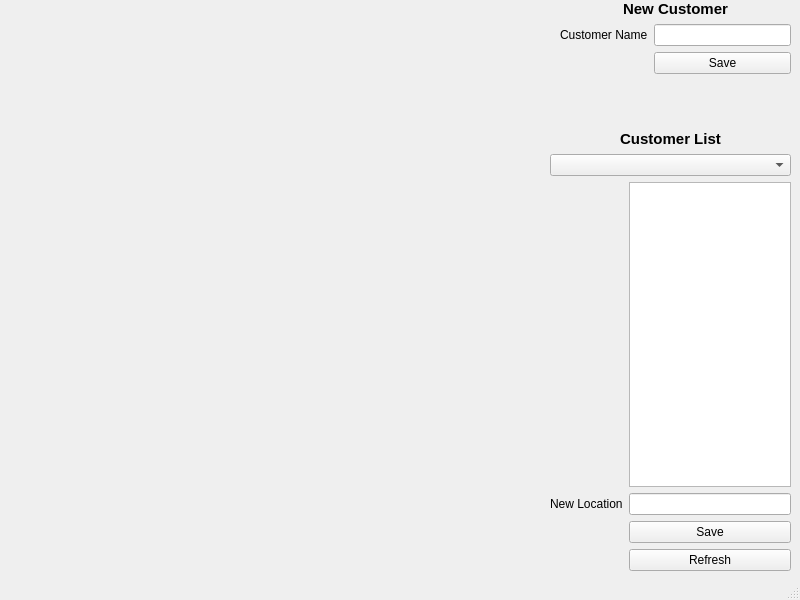
Qt form arayuz.ui (gosmik/PythonQtDesktopApp) before a commit.
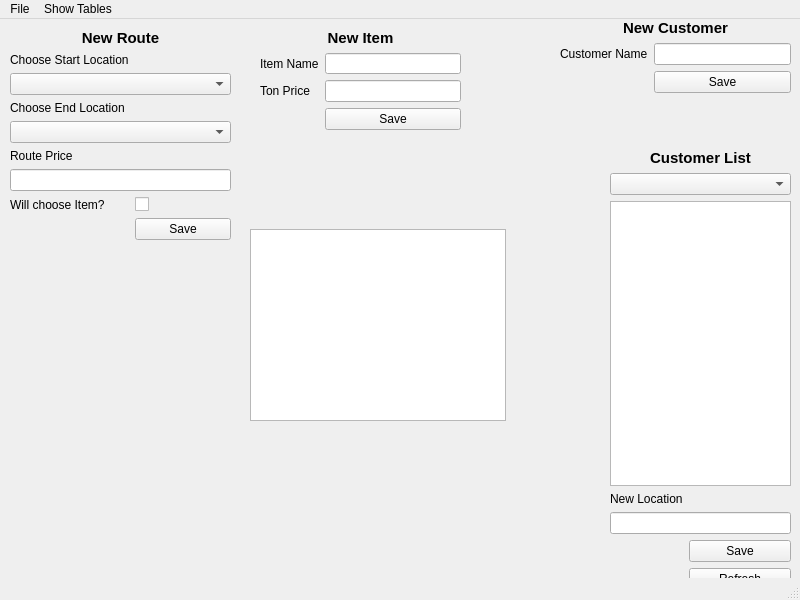
The same form after that commit.

Commit message: items ve routes database tablolarını yapmaya çalışıyorum

Patch:
```diff
--- a/arayuz.ui
+++ b/arayuz.ui
@@ -63,9 +63,9 @@
    <widget class="QWidget" name="formLayoutWidget_2">
     <property name="geometry">
      <rect>
-      <x>550</x>
+      <x>610</x>
       <y>130</y>
-      <width>241</width>
+      <width>181</width>
       <height>441</height>
      </rect>
     </property>
@@ -90,6 +90,19 @@
      <item row="2" column="0" colspan="2">
       <widget class="QComboBox" name="customerComboBox"/>
      </item>
+     <item row="3" column="0" colspan="2">
+      <widget class="QListWidget" name="cusLocWidget"/>
+     </item>
+     <item row="6" column="0">
+      <widget class="QLabel" name="newLocationLabel">
+       <property name="text">
+        <string>New Location</string>
+       </property>
+      </widget>
+     </item>
+     <item row="7" column="0" colspan="2">
+      <widget class="QLineEdit" name="newLocationLineEdit"/>
+     </item>
      <item row="8" column="1">
       <widget class="QPushButton" name="btnSaveLocation">
        <property name="text">
@@ -104,21 +117,153 @@
        </property>
       </widget>
      </item>
-     <item row="6" column="1">
-      <widget class="QListWidget" name="cusLocWidget"/>
+    </layout>
+   </widget>
+   <widget class="QWidget" name="formLayoutWidget_3">
+    <property name="geometry">
+     <rect>
+      <x>10</x>
+      <y>10</y>
+      <width>221</width>
+      <height>271</height>
+     </rect>
+    </property>
+    <layout class="QFormLayout" name="formLayout_3">
+     <item row="0" column="0" colspan="2">
+      <widget class="QLabel" name="newRouteLabel">
+       <property name="font">
+        <font>
+         <pointsize>11</pointsize>
+         <weight>75</weight>
+         <bold>true</bold>
+        </font>
+       </property>
+       <property name="text">
+        <string>New Route</string>
+       </property>
+       <property name="alignment">
+        <set>Qt::AlignCenter</set>
+       </property>
+      </widget>
      </item>
-     <item row="7" column="1">
-      <widget class="QLineEdit" name="newLocationLineEdit"/>
+     <item row="14" column="0">
+      <widget class="QLabel" name="willChooseItemLabel">
+       <property name="text">
+        <string>Will choose Item?</string>
+       </property>
+      </widget>
      </item>
-     <item row="7" column="0">
-      <widget class="QLabel" name="newLocationLabel">
+     <item row="14" column="1">
+      <widget class="QCheckBox" name="willChooseItemCheckBox"/>
+     </item>
+     <item row="2" column="0" colspan="2">
+      <widget class="QComboBox" name="chooseStartLocationComboBox"/>
+     </item>
+     <item row="1" column="0">
+      <widget class="QLabel" name="chooseStartLocationLabel">
        <property name="text">
-        <string>New Location</string>
+        <string>Choose Start Location</string>
        </property>
       </widget>
      </item>
+     <item row="7" column="0" colspan="2">
+      <widget class="QComboBox" name="chooseEndLocationComboBox"/>
+     </item>
+     <item row="6" column="0">
+      <widget class="QLabel" name="chooseEndLocationLabel">
+       <property name="text">
+        <string>Choose End Location</string>
+       </property>
+      </widget>
+     </item>
+     <item row="9" column="0">
+      <widget class="QLabel" name="routePriceLabel">
+       <property name="text">
+        <string>Route Price</string>
+       </property>
+      </widget>
+     </item>
+     <item row="10" column="0" colspan="2">
+      <widget class="QLineEdit" name="routePriceLineEdit"/>
+     </item>
+     <item row="15" column="1">
+      <widget class="QPushButton" name="newRouteSaveBtn">
+       <property name="text">
+        <string>Save</string>
+       </property>
+      </widget>
+     </item>
     </layout>
    </widget>
+   <widget class="QWidget" name="formLayoutWidget_4">
+    <property name="geometry">
+     <rect>
+      <x>260</x>
+      <y>10</y>
+      <width>201</width>
+      <height>101</height>
+     </rect>
+    </property>
+    <layout class="QFormLayout" name="formLayout_4">
+     <item row="0" column="0" colspan="2">
+      <widget class="QLabel" name="newItemPrice">
+       <property name="font">
+        <font>
+         <pointsize>11</pointsize>
+         <weight>75</weight>
+         <bold>true</bold>
+        </font>
+       </property>
+       <property name="midLineWidth">
+        <number>1</number>
+       </property>
+       <property name="text">
+        <string>New Item</string>
+       </property>
+       <property name="alignment">
+        <set>Qt::AlignCenter</set>
+       </property>
+      </widget>
+     </item>
+     <item row="1" column="0">
+      <widget class="QLabel" name="itemNameLabel">
+       <property name="text">
+        <string>Item Name</string>
+       </property>
+      </widget>
+     </item>
+     <item row="1" column="1">
+      <widget class="QLineEdit" name="itemNameLineEdit"/>
+     </item>
+     <item row="2" column="0">
+      <widget class="QLabel" name="tonPriceLabel">
+       <property name="text">
+        <string>Ton Price</string>
+       </property>
+      </widget>
+     </item>
+     <item row="2" column="1">
+      <widget class="QLineEdit" name="tonPriceLineEdit"/>
+     </item>
+     <item row="3" column="1">
+      <widget class="QPushButton" name="newItemSaveBtn">
+       <property name="text">
+        <string>Save</string>
+       </property>
+      </widget>
+     </item>
+    </layout>
+   </widget>
+   <widget class="QTableView" name="tableView">
+    <property name="geometry">
+     <rect>
+      <x>250</x>
+      <y>210</y>
+      <width>256</width>
+      <height>192</height>
+     </rect>
+    </property>
+   </widget>
   </widget>
   <widget class="QMenuBar" name="menubar">
    <property name="geometry">
@@ -129,6 +274,23 @@
      <height>21</height>
     </rect>
    </property>
+   <widget class="QMenu" name="menuFile">
+    <property name="title">
+     <string>File</string>
+    </property>
+    <addaction name="actionNew_Route"/>
+    <addaction name="actionNew_Item"/>
+    <addaction name="actionNew_Customer"/>
+    <addaction name="actionNew_Location"/>
+   </widget>
+   <widget class="QMenu" name="menuShow_Tables">
+    <property name="title">
+     <string>Show Tables</string>
+    </property>
+    <addaction name="actionItem_Customer"/>
+   </widget>
+   <addaction name="menuFile"/>
+   <addaction name="menuShow_Tables"/>
   </widget>
   <widget class="QStatusBar" name="statusbar"/>
  </widget>
```
Left out of the diff: 25 changed lines with no effect on the pictures. The commit also changes 6 other files.
